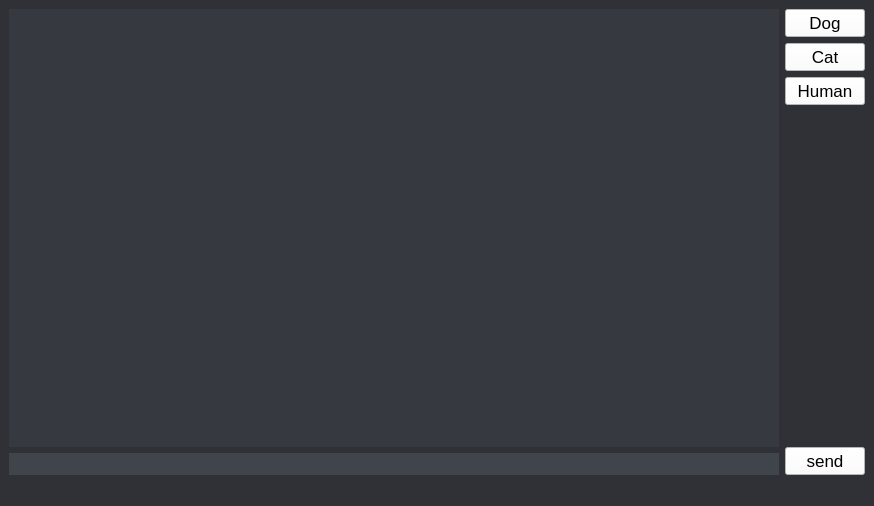
The window that ui/chatBot.ui (ncirello16/HackBU2023) describes before a commit, drawn with Qt 5.
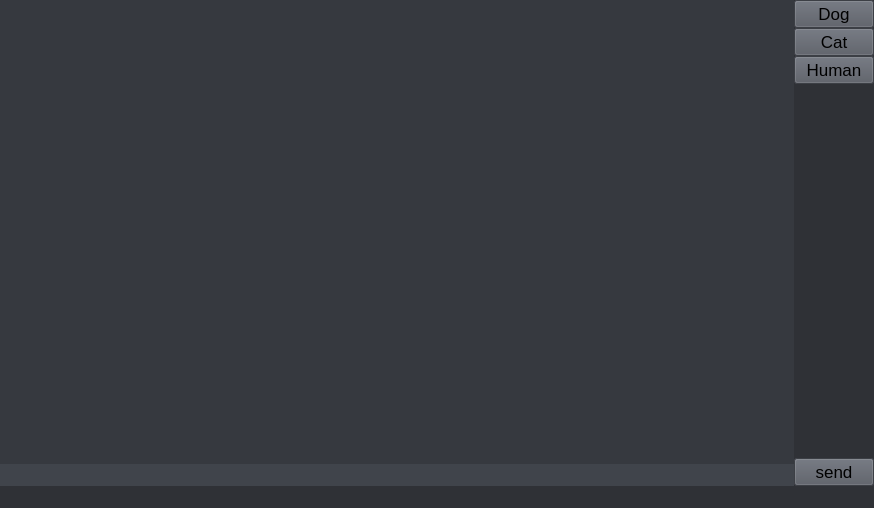
The same window after the commit.

Commit message: Changed UI colors and fonts sizes

What changed in the file:
```diff
--- a/ui/chatBot.ui
+++ b/ui/chatBot.ui
@@ -2,12 +2,15 @@
 <ui version="4.0">
  <class>MainWindow</class>
  <widget class="QMainWindow" name="MainWindow">
+  <property name="enabled">
+   <bool>true</bool>
+  </property>
   <property name="geometry">
    <rect>
     <x>0</x>
     <y>0</y>
     <width>874</width>
-    <height>506</height>
+    <height>508</height>
    </rect>
   </property>
   <property name="windowTitle">
@@ -18,6 +21,21 @@
   </property>
   <widget class="QWidget" name="centralwidget">
    <layout class="QHBoxLayout" name="horizontalLayout">
+    <property name="spacing">
+     <number>0</number>
+    </property>
+    <property name="leftMargin">
+     <number>0</number>
+    </property>
+    <property name="topMargin">
+     <number>0</number>
+    </property>
+    <property name="rightMargin">
+     <number>0</number>
+    </property>
+    <property name="bottomMargin">
+     <number>0</number>
+    </property>
     <item>
      <layout class="QGridLayout" name="gridLayout">
       <item row="0" column="0">
@@ -83,7 +101,8 @@
              </font>
             </property>
             <property name="styleSheet">
-             <string notr="true">background-color: rgb(255, 255, 255);</string>
+             <string notr="true">background-color: rgb(255, 255, 255);
+background-color: rgb(84, 88, 97);</string>
             </property>
             <property name="text">
              <string>Dog</string>
@@ -98,7 +117,8 @@
              </font>
             </property>
             <property name="styleSheet">
-             <string notr="true">background-color: rgb(255, 255, 255);</string>
+             <string notr="true">background-color: rgb(255, 255, 255);
+background-color: rgb(84, 88, 97);</string>
             </property>
             <property name="text">
              <string>Cat</string>
@@ -113,7 +133,7 @@
              </font>
             </property>
             <property name="styleSheet">
-             <string notr="true">background-color: rgb(255, 255, 255);</string>
+             <string notr="true">background-color: rgb(84, 88, 97);</string>
             </property>
             <property name="text">
              <string>Human</string>
@@ -143,7 +163,8 @@
            </font>
           </property>
           <property name="styleSheet">
-           <string notr="true">background-color: rgb(255, 255, 255);</string>
+           <string notr="true">background-color: rgb(255, 255, 255);
+background-color: rgb(84, 88, 97);</string>
           </property>
           <property name="text">
            <string>send</string>
```
Left out of the diff: 10 changed lines with no effect on the pictures. The commit also changes 4 other files.
